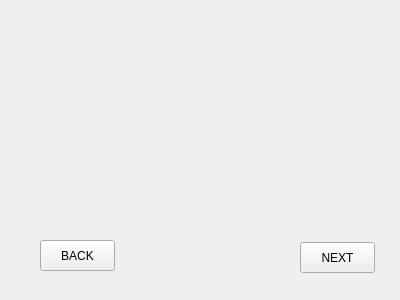
This is UkrWordsProj/secondwidget.ui in illyuha/UkrWords as Qt 5 draws it before an edit. The edited form follows.
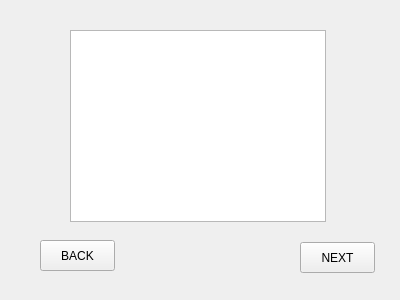
This is the edited form.

Commit message:
Abstract class UkrWord added
UkrWord's subclasses must implement the draw() method.
Factory method createUkrWord() in the SecondWidget added.

```diff
--- a/UkrWordsProj/secondwidget.ui
+++ b/UkrWordsProj/secondwidget.ui
@@ -39,6 +39,16 @@
     <string>BACK</string>
    </property>
   </widget>
+  <widget class="QGraphicsView" name="graphicsView">
+   <property name="geometry">
+    <rect>
+     <x>70</x>
+     <y>30</y>
+     <width>256</width>
+     <height>192</height>
+    </rect>
+   </property>
+  </widget>
  </widget>
  <resources/>
  <connections/>
```
The commit also changes 8 other files.
